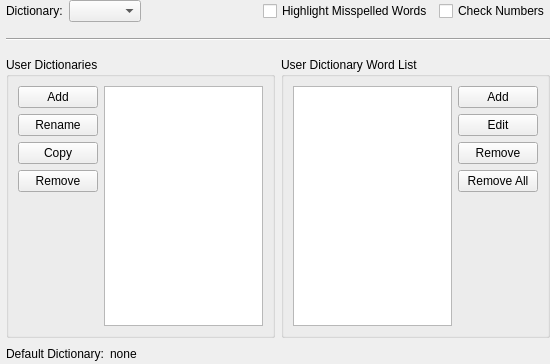
Old version of the form src/Form_Files/PSpellCheckWidget.ui in the repository Sigil-Ebook/Sigil.
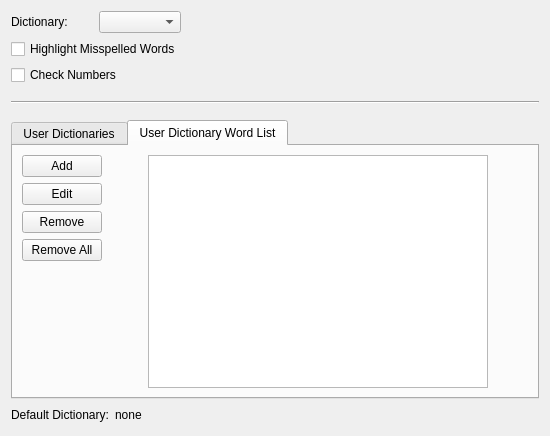
New version of the form. The open tabs and pages were chosen to show the change.

Commit message: Finish prefs widget refactoring

Patch:
```diff
--- a/src/Form_Files/PSpellCheckWidget.ui
+++ b/src/Form_Files/PSpellCheckWidget.ui
@@ -7,35 +7,23 @@
     <x>0</x>
     <y>0</y>
     <width>550</width>
-    <height>364</height>
+    <height>436</height>
    </rect>
   </property>
   <property name="windowTitle">
    <string>Spellcheck Dictionaries</string>
   </property>
-  <layout class="QVBoxLayout" name="verticalLayout_2">
-   <property name="leftMargin">
-    <number>6</number>
-   </property>
-   <property name="topMargin">
-    <number>0</number>
-   </property>
-   <property name="rightMargin">
-    <number>0</number>
-   </property>
-   <property name="bottomMargin">
-    <number>0</number>
-   </property>
+  <layout class="QVBoxLayout" name="verticalLayout_5">
    <item>
-    <layout class="QHBoxLayout" name="horizontalLayout_5">
-     <item>
+    <layout class="QGridLayout" name="gridLayout">
+     <item row="0" column="0">
       <widget class="QLabel" name="dict_label">
        <property name="text">
         <string>Dictionary:</string>
        </property>
       </widget>
      </item>
-     <item>
+     <item row="0" column="1">
       <widget class="QComboBox" name="dictionaries">
        <property name="sizePolicy">
         <sizepolicy hsizetype="Preferred" vsizetype="Fixed">
@@ -45,7 +33,7 @@
        </property>
       </widget>
      </item>
-     <item>
+     <item row="0" column="2">
       <spacer name="horizontalSpacer">
        <property name="orientation">
         <enum>Qt::Horizontal</enum>
@@ -58,7 +46,7 @@
        </property>
       </spacer>
      </item>
-     <item>
+     <item row="1" column="0" colspan="2">
       <widget class="QCheckBox" name="HighlightMisspelled">
        <property name="toolTip">
         <string>Highlight misspelled words in Code View.</string>
@@ -68,7 +56,20 @@
        </property>
       </widget>
      </item>
-     <item>
+     <item row="1" column="2">
+      <spacer name="horizontalSpacer_4">
+       <property name="orientation">
+        <enum>Qt::Horizontal</enum>
+       </property>
+       <property name="sizeHint" stdset="0">
+        <size>
+         <width>40</width>
+         <height>20</height>
+        </size>
+       </property>
+      </spacer>
+     </item>
+     <item row="2" column="0" colspan="2">
       <widget class="QCheckBox" name="CheckNumbers">
        <property name="toolTip">
         <string>Check words with numbers in them.</string>
@@ -78,6 +79,19 @@
        </property>
       </widget>
      </item>
+     <item row="2" column="2">
+      <spacer name="horizontalSpacer_3">
+       <property name="orientation">
+        <enum>Qt::Horizontal</enum>
+       </property>
+       <property name="sizeHint" stdset="0">
+        <size>
+         <width>40</width>
+         <height>20</height>
+        </size>
+       </property>
+      </spacer>
+     </item>
     </layout>
    </item>
    <item>
@@ -98,6 +112,12 @@
    </item>
    <item>
     <widget class="Line" name="line">
+     <property name="sizePolicy">
+      <sizepolicy hsizetype="Preferred" vsizetype="Fixed">
+       <horstretch>0</horstretch>
+       <verstretch>0</verstretch>
+      </sizepolicy>
+     </property>
      <property name="orientation">
       <enum>Qt::Horizontal</enum>
      </property>
@@ -120,17 +140,18 @@
     </spacer>
    </item>
    <item>
-    <layout class="QHBoxLayout" name="horizontalLayout_3">
-     <item>
-      <widget class="QGroupBox" name="groupBox_2">
-       <property name="toolTip">
-        <string/>
-       </property>
-       <property name="title">
+    <widget class="QTabWidget" name="spellTabWidget">
+     <property name="currentIndex">
+      <number>0</number>
+     </property>
+     <widget class="QWidget" name="dictTab">
+      <attribute name="title">
         <string>User Dictionaries</string>
-       </property>
-       <layout class="QHBoxLayout" name="horizontalLayout_4">
+      </attribute>
+      <layout class="QVBoxLayout" name="verticalLayout_2">
         <item>
+        <layout class="QGridLayout" name="gridLayout_3" columnstretch="0,0,2,0">
+         <item row="0" column="0">
          <layout class="QVBoxLayout" name="verticalLayout_3">
           <item>
            <widget class="QPushButton" name="addUserDict">
@@ -183,7 +204,20 @@
           </item>
          </layout>
         </item>
-        <item>
+         <item row="0" column="1">
+          <spacer name="horizontalSpacer_5">
+           <property name="orientation">
+            <enum>Qt::Horizontal</enum>
+           </property>
+           <property name="sizeHint" stdset="0">
+            <size>
+             <width>40</width>
+             <height>20</height>
+            </size>
+           </property>
+          </spacer>
+         </item>
+         <item row="0" column="2">
          <widget class="QTableView" name="userDictList">
           <property name="toolTip">
            <string>Mark which dictionaries are enabled for
@@ -194,23 +228,31 @@
           </property>
          </widget>
         </item>
-       </layout>
-      </widget>
-     </item>
-     <item>
-      <widget class="QGroupBox" name="groupBox">
-       <property name="title">
+         <item row="0" column="3">
+          <spacer name="horizontalSpacer_6">
+           <property name="orientation">
+            <enum>Qt::Horizontal</enum>
+           </property>
+           <property name="sizeHint" stdset="0">
+            <size>
+             <width>40</width>
+             <height>20</height>
+            </size>
+           </property>
+          </spacer>
+         </item>
+        </layout>
+       </item>
+      </layout>
+     </widget>
+     <widget class="QWidget" name="listTab">
+      <attribute name="title">
         <string>User Dictionary Word List</string>
-       </property>
-       <layout class="QHBoxLayout" name="horizontalLayout">
+      </attribute>
+      <layout class="QVBoxLayout" name="verticalLayout_4">
         <item>
-         <widget class="QListWidget" name="userWordList">
-          <property name="selectionMode">
-           <enum>QAbstractItemView::ExtendedSelection</enum>
-          </property>
-         </widget>
-        </item>
-        <item>
+        <layout class="QGridLayout" name="gridLayout_2" columnstretch="0,0,2,0">
+         <item row="0" column="0">
          <layout class="QVBoxLayout" name="verticalLayout">
           <item>
            <widget class="QPushButton" name="addUserWords">
@@ -259,10 +301,44 @@
           </item>
          </layout>
         </item>
-       </layout>
-      </widget>
-     </item>
-    </layout>
+         <item row="0" column="1">
+          <spacer name="horizontalSpacer_7">
+           <property name="orientation">
+            <enum>Qt::Horizontal</enum>
+           </property>
+           <property name="sizeHint" stdset="0">
+            <size>
+             <width>40</width>
+             <height>20</height>
+            </size>
+           </property>
+          </spacer>
+         </item>
+         <item row="0" column="2">
+          <widget class="QListWidget" name="userWordList">
+           <property name="selectionMode">
+            <enum>QAbstractItemView::ExtendedSelection</enum>
+           </property>
+          </widget>
+         </item>
+         <item row="0" column="3">
+          <spacer name="horizontalSpacer_8">
+           <property name="orientation">
+            <enum>Qt::Horizontal</enum>
+           </property>
+           <property name="sizeHint" stdset="0">
+            <size>
+             <width>40</width>
+             <height>20</height>
+            </size>
+           </property>
+          </spacer>
+         </item>
+        </layout>
+       </item>
+      </layout>
+     </widget>
+    </widget>
    </item>
    <item>
     <layout class="QHBoxLayout" name="horizontalLayout_6">
```
Lines whose indentation alone changed are shown as unchanged. The commit also changes 5 other files.
